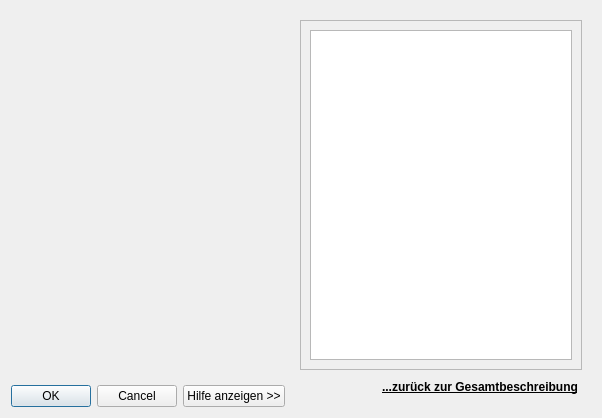
Before: the Qt Designer form projektcheck/ui/parameter_dialog.ui in projektcheck/ProjektCheck-QGIS, drawn with Qt 5.
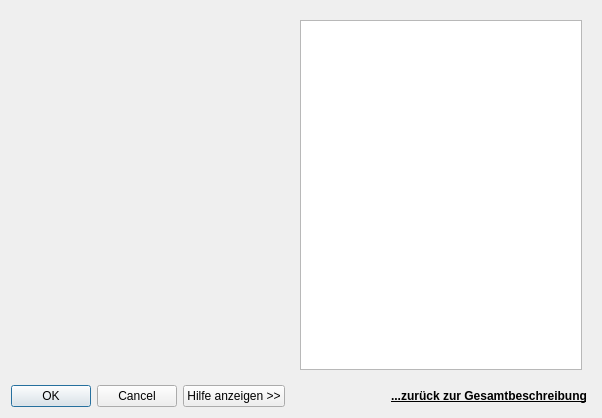
After: the same form once the commit is applied.

Commit message: parameter help layout

The edit to the form file:
```diff
--- a/projektcheck/ui/parameter_dialog.ui
+++ b/projektcheck/ui/parameter_dialog.ui
@@ -6,7 +6,7 @@
    <rect>
     <x>0</x>
     <y>0</y>
-    <width>492</width>
+    <width>506</width>
     <height>418</height>
    </rect>
   </property>
@@ -46,8 +46,32 @@
       </size>
      </property>
      <layout class="QVBoxLayout" name="verticalLayout">
+      <property name="leftMargin">
+       <number>0</number>
+      </property>
+      <property name="topMargin">
+       <number>0</number>
+      </property>
+      <property name="rightMargin">
+       <number>0</number>
+      </property>
+      <property name="bottomMargin">
+       <number>0</number>
+      </property>
       <item>
        <widget class="QScrollArea" name="scrollArea">
+        <property name="minimumSize">
+         <size>
+          <width>300</width>
+          <height>200</height>
+         </size>
+        </property>
+        <property name="frameShape">
+         <enum>QFrame::NoFrame</enum>
+        </property>
+        <property name="lineWidth">
+         <number>0</number>
+        </property>
         <property name="widgetResizable">
          <bool>true</bool>
         </property>
@@ -56,13 +80,16 @@
           <rect>
            <x>0</x>
            <y>0</y>
-           <width>286</width>
-           <height>366</height>
+           <width>300</width>
+           <height>380</height>
           </rect>
          </property>
          <layout class="QVBoxLayout" name="verticalLayout_2">
           <item>
            <widget class="QTextEdit" name="help_text_edit">
+            <property name="lineWrapMode">
+             <enum>QTextEdit::WidgetWidth</enum>
+            </property>
             <property name="readOnly">
              <bool>true</bool>
             </property>
```
The commit also changes 1 other file.
